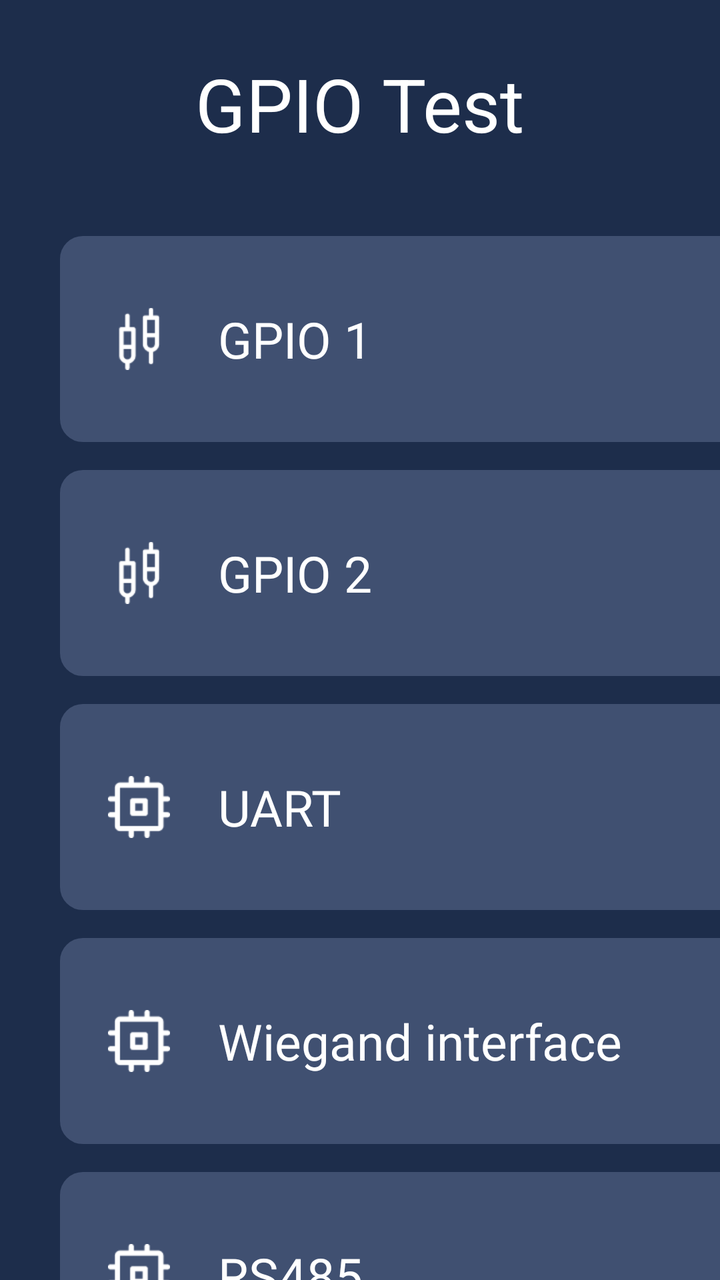
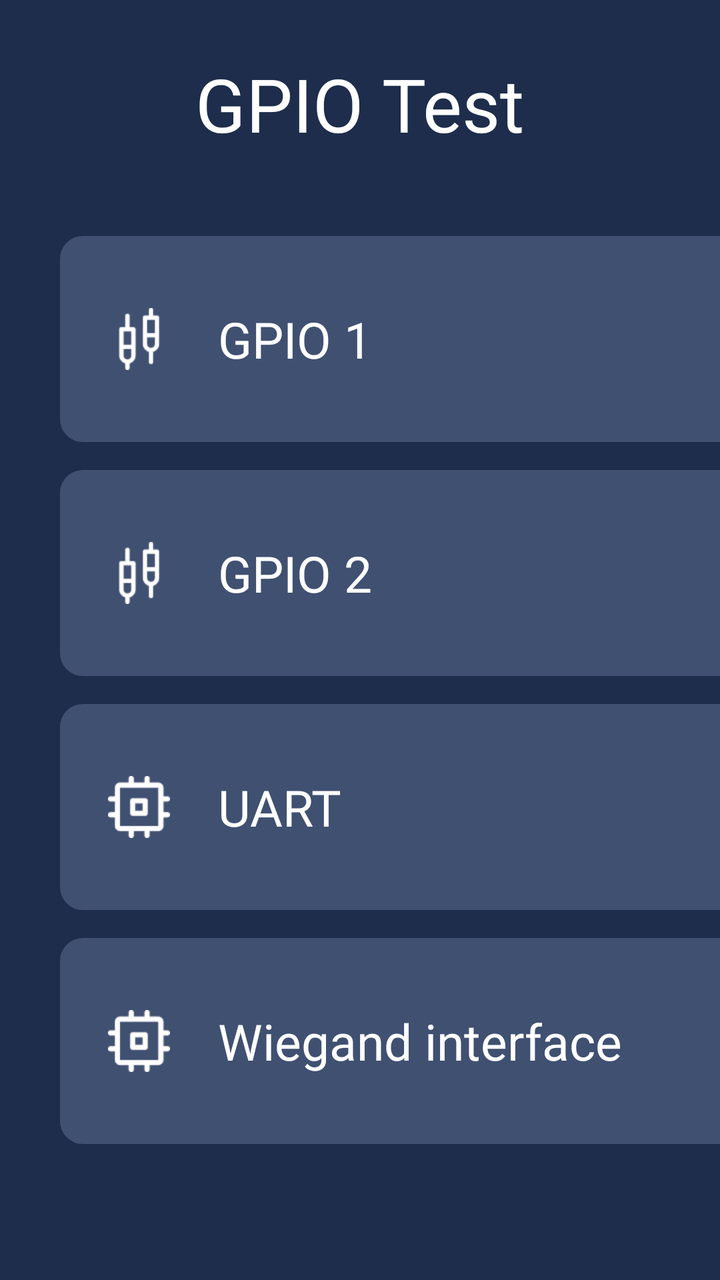

Screens rendered from an Android XML layout before and after an edit, with the pre-edit source and the edit as a unified diff.
<!-- AndroidManifest.xml: application theme NoTitle -->
<!-- res/layout/activity_new_gp_ioactivity.xml -->
<?xml version="1.0" encoding="utf-8"?>
<androidx.constraintlayout.widget.ConstraintLayout xmlns:android="http://schemas.android.com/apk/res/android"
    xmlns:app="http://schemas.android.com/apk/res-auto"
    xmlns:tools="http://schemas.android.com/tools"
    android:layout_width="match_parent"
    android:layout_height="match_parent"
    android:background="@color/colorMain"
    tools:context=".ui.activity.GpioActivity">

    <RelativeLayout
        android:id="@+id/relativeLayout2"
        android:layout_width="match_parent"
        android:layout_height="104dp"
        app:layout_constraintEnd_toEndOf="parent"
        app:layout_constraintStart_toStartOf="parent"
        app:layout_constraintTop_toTopOf="parent">

        <TextView
            android:layout_width="wrap_content"
            android:layout_height="wrap_content"
            android:layout_centerInParent="true"
            android:text="@string/GpIO_name_test"
            android:textColor="@color/white"
            android:textSize="37dp" />
    </RelativeLayout>

    <LinearLayout
        android:id="@+id/RelativeL01"
        android:layout_width="wrap_content"
        android:layout_height="wrap_content"
        android:orientation="vertical"
        app:layout_constraintEnd_toEndOf="parent"
        app:layout_constraintStart_toStartOf="parent"
        app:layout_constraintTop_toBottomOf="@+id/relativeLayout2">

        <RelativeLayout
            android:layout_width="870dp"
            android:layout_height="103dp"
            android:layout_marginLeft="30dp"
            android:layout_marginTop="14dp"
            android:background="@drawable/selector_mode_bg"
            android:paddingLeft="24dp"
            android:paddingRight="24dp">

            <ImageView
                android:id="@+id/iv_1"
                android:layout_width="31dp"
                android:layout_height="31dp"
                android:layout_alignParentLeft="true"
                android:layout_centerVertical="true"
                android:src="@drawable/ic_gpio" />

            <TextView
                android:layout_width="wrap_content"
                android:layout_height="wrap_content"
                android:layout_centerVertical="true"
                android:layout_marginLeft="24dp"
                android:layout_toRightOf="@+id/iv_1"
                android:fontFamily="@font/montserrat_regular"
                android:text="GPIO 1"
                android:textColor="@color/white"
                android:textSize="25dp" />

            <Button
                android:id="@+id/bt_gpio1_close"
                android:layout_width="150dp"
                android:layout_height="55dp"
                android:layout_alignParentRight="true"
                android:layout_centerVertical="true"
                android:background="@drawable/r_button_bg"
                android:fontFamily="@font/montserrat_regular"
                android:text="@string/gpio_close"
                android:textAllCaps="false"
                android:textColor="@color/white"
                android:textSize="21dp" />

            <Button
                android:id="@+id/bt_gpio1_open"
                android:layout_width="150dp"
                android:layout_height="55dp"
                android:layout_centerVertical="true"
                android:layout_marginRight="24dp"
                android:layout_toLeftOf="@+id/bt_gpio1_close"
                android:background="@drawable/r_button_bg"
                android:fontFamily="@font/montserrat_regular"
                android:text="@string/gpio_open"
                android:textAllCaps="false"
                android:textColor="@color/white"
                android:textSize="21dp" />
        </RelativeLayout>
        <RelativeLayout
            android:layout_width="870dp"
            android:layout_height="103dp"
            android:layout_marginLeft="30dp"
            android:layout_marginTop="14dp"
            android:background="@drawable/selector_mode_bg"
            android:paddingLeft="24dp"
            android:paddingRight="24dp">

            <ImageView
                android:id="@+id/iv_2"
                android:layout_width="31dp"
                android:layout_height="31dp"
                android:layout_alignParentLeft="true"
                android:layout_centerVertical="true"
                android:src="@drawable/ic_gpio" />

            <TextView
                android:layout_width="wrap_content"
                android:layout_height="wrap_content"
                android:layout_centerVertical="true"
                android:layout_marginLeft="24dp"
                android:layout_toRightOf="@+id/iv_2"
                android:fontFamily="@font/montserrat_regular"
                android:text="GPIO 2"
                android:textColor="@color/white"
                android:textSize="25dp" />

            <Button
                android:id="@+id/bt_gpio2_close"
                android:layout_width="150dp"
                android:layout_height="55dp"
                android:layout_alignParentRight="true"
                android:layout_centerVertical="true"
                android:background="@drawable/r_button_bg"
                android:fontFamily="@font/montserrat_regular"
                android:text="@string/gpio_close"
                android:textAllCaps="false"
                android:textColor="@color/white"
                android:textSize="21dp" />

            <Button
                android:id="@+id/bt_gpio2_open"
                android:layout_width="150dp"
                android:layout_height="55dp"
                android:layout_centerVertical="true"
                android:layout_marginRight="24dp"
                android:layout_toLeftOf="@+id/bt_gpio2_close"
                android:background="@drawable/r_button_bg"
                android:fontFamily="@font/montserrat_regular"
                android:text="@string/gpio_open"
                android:textAllCaps="false"
                android:textColor="@color/white"
                android:textSize="21dp" />
        </RelativeLayout>
        <RelativeLayout
            android:id="@+id/relative_uart"
            android:layout_width="870dp"
            android:layout_height="103dp"
            android:layout_marginLeft="30dp"
            android:layout_marginTop="14dp"
            android:background="@drawable/selector_mode_bg"
            android:paddingLeft="24dp"
            android:paddingRight="24dp">

            <ImageView
                android:id="@+id/iv_32"
                android:layout_width="31dp"
                android:layout_height="31dp"
                android:layout_alignParentLeft="true"
                android:layout_centerVertical="true"
                android:src="@drawable/ic_chips" />

            <TextView
                android:layout_width="wrap_content"
                android:layout_height="wrap_content"
                android:layout_centerVertical="true"
                android:layout_marginLeft="24dp"
                android:layout_toRightOf="@+id/iv_32"
                android:fontFamily="@font/montserrat_regular"
                android:text="@string/uart"
                android:textColor="@color/white"
                android:textSize="25dp" />

            <Button
                android:id="@+id/bt_uart"
                android:layout_width="191dp"
                android:layout_height="55dp"
                android:layout_alignParentRight="true"
                android:layout_centerVertical="true"
                android:background="@drawable/r_button_bg"
                android:fontFamily="@font/montserrat_regular"
                android:text="@string/open_port"
                android:textAllCaps="false"
                android:textColor="@color/white"
                android:textSize="21dp" />
        </RelativeLayout>
        <RelativeLayout
            android:id="@+id/relative_wiegand"
            android:layout_width="870dp"
            android:layout_height="103dp"
            android:layout_marginLeft="30dp"
            android:layout_marginTop="14dp"
            android:background="@drawable/selector_mode_bg"
            android:paddingLeft="24dp"
            android:paddingRight="24dp">

            <ImageView
                android:id="@+id/iv_31"
                android:layout_width="31dp"
                android:layout_height="31dp"
                android:layout_alignParentLeft="true"
                android:layout_centerVertical="true"
                android:src="@drawable/ic_chips" />

            <TextView
                android:layout_width="wrap_content"
                android:layout_height="wrap_content"
                android:layout_centerVertical="true"
                android:layout_marginLeft="24dp"
                android:layout_toRightOf="@+id/iv_31"
                android:fontFamily="@font/montserrat_regular"
                android:text="@string/wiegand_interface"
                android:textColor="@color/white"
                android:textSize="25dp" />

            <Button
                android:id="@+id/bt_uart1"
                android:layout_width="191dp"
                android:layout_height="55dp"
                android:layout_alignParentRight="true"
                android:layout_centerVertical="true"
                android:background="@drawable/r_button_bg"
                android:fontFamily="@font/montserrat_regular"
                android:text="@string/open_port"
                android:textAllCaps="false"
                android:textColor="@color/white"
                android:textSize="21dp" />
        </RelativeLayout>
        <RelativeLayout
            android:layout_width="870dp"
            android:layout_height="103dp"
            android:layout_marginLeft="30dp"
            android:layout_marginTop="14dp"
            android:paddingLeft="24dp"
            android:paddingRight="24dp"
            android:background="@drawable/selector_mode_bg">
            <ImageView
                android:id="@+id/iv_3"
                android:layout_width="31dp"
                android:layout_height="31dp"
                android:layout_centerVertical="true"
                android:layout_alignParentLeft="true"
                android:src="@drawable/ic_chips"/>

            <TextView
                android:layout_width="wrap_content"
                android:layout_height="wrap_content"
                android:layout_centerVertical="true"
                android:layout_marginLeft="24dp"
                android:layout_toRightOf="@+id/iv_3"
                android:fontFamily="@font/montserrat_regular"
                android:text="@string/rs485"
                android:textColor="@color/white"
                android:textSize="25dp" />

            <Button
                android:id="@+id/bt_485"
                android:layout_width="191dp"
                android:layout_height="55dp"
                android:background="@drawable/r_button_bg"
                android:layout_centerVertical="true"
                android:layout_alignParentRight="true"
                android:textSize="21dp"
                android:fontFamily="@font/montserrat_regular"
                android:textAllCaps="false"
                android:textColor="@color/white"
                android:text="@string/open_port"/>
        </RelativeLayout>
    </LinearLayout>

    <RelativeLayout
        android:layout_width="870dp"
        android:layout_height="wrap_content"
        android:layout_marginTop="20dp"
        app:layout_constraintEnd_toEndOf="parent"
        app:layout_constraintLeft_toLeftOf="parent"
        app:layout_constraintLeft_toRightOf="parent"
        app:layout_constraintStart_toStartOf="parent"
        app:layout_constraintTop_toBottomOf="@+id/RelativeL01"
        tools:ignore="MissingConstraints">


        <Button
            android:id="@+id/through_bu"
            android:layout_width="121dp"
            android:layout_height="55dp"
            android:layout_alignParentEnd="true"
            android:background="@drawable/r_button_bg"
            android:text="@string/NEXTBUTTON"
            android:textAllCaps="false"
            android:textColor="@color/white"
            android:textSize="21dp"
            tools:ignore="InOrdpUsage" />


    </RelativeLayout>

</androidx.constraintlayout.widget.ConstraintLayout>
<!-- resources referenced by this layout -->
<resources>
  <color name="colorMain">#1D2D4B</color>
  <color name="white">#FFFFFFFF</color>
  <!-- drawable ic_chips: png bitmap (drawable, 814 bytes) -->
  <!-- drawable ic_gpio: png bitmap (drawable, 787 bytes) -->
  <!-- drawable r_button_bg (drawable) -->
  <?xml version="1.0" encoding="utf-8"?>
  <shape
      xmlns:android="http://schemas.android.com/apk/res/android">
      
      <solid
          android:color="@color/colorMainButton" />
      
      <stroke
          android:width="1dp"
          android:color="@color/colorMainButton" />
      
      <size android:height="4mm"/>
      
      <corners
          android:radius="7dp"/>
  
  </shape>
  <!-- drawable selector_mode_bg (drawable) -->
  <?xml version="1.0" encoding="utf-8"?>
  <shape
      xmlns:android="http://schemas.android.com/apk/res/android">
      
      <solid
          android:color="@color/colorMainLight" />
      
      <stroke
      android:width="1dp"
      android:color="@color/colorMainLight" />
      
      <size android:height="4dp"/>
      
      <corners
          android:radius="11dp"/>
  
  </shape>
  <string name="GpIO_name_test">GPIO Test</string>
  <string name="NEXTBUTTON">Next</string>
  <string name="gpio_close">Close</string>
  <string name="gpio_open">Open</string>
  <string name="open_port">Open port</string>
  <string name="rs485">RS485</string>
  <string name="uart">UART</string>
  <string name="wiegand_interface">Wiegand interface</string>
  <style name="NoTitle" parent="Theme.AppCompat.Light.NoActionBar">
          <item name="colorPrimary">@color/colorMain</item>
          <item name="colorPrimaryDark">@color/colorMain</item>
          <item name="colorAccent">@color/colorMain</item>
          <item name="android:windowFullscreen">true</item>
          <item name="windowActionBar">false</item>
          <item name="windowNoTitle">true</item>
          <item name="android:textAppearanceListItemSmall">@style/listPopupWindow</item>
      </style>
  <color name="colorMainButton">#0091FF</color>
  <color name="colorMainLight">#405071</color>
  <style name="listPopupWindow">
          <item name="android:textSize">20mm</item>
          <item name="android:fontFamily">@font/montserrat_regular</item>
          <item name="android:textColor">@color/black</item>
      </style>
  <color name="black">#FF000000</color>
</resources>

<!-- the commit's change to res/layout/activity_new_gp_ioactivity.xml (unified diff, before → after) -->
@@ -227,46 +227,7 @@
                 android:textColor="@color/white"
                 android:textSize="21dp" />
         </RelativeLayout>
-        <RelativeLayout
-            android:layout_width="870dp"
-            android:layout_height="103dp"
-            android:layout_marginLeft="30dp"
-            android:layout_marginTop="14dp"
-            android:paddingLeft="24dp"
-            android:paddingRight="24dp"
-            android:background="@drawable/selector_mode_bg">
-            <ImageView
-                android:id="@+id/iv_3"
-                android:layout_width="31dp"
-                android:layout_height="31dp"
-                android:layout_centerVertical="true"
-                android:layout_alignParentLeft="true"
-                android:src="@drawable/ic_chips"/>
-
-            <TextView
-                android:layout_width="wrap_content"
-                android:layout_height="wrap_content"
-                android:layout_centerVertical="true"
-                android:layout_marginLeft="24dp"
-                android:layout_toRightOf="@+id/iv_3"
-                android:fontFamily="@font/montserrat_regular"
-                android:text="@string/rs485"
-                android:textColor="@color/white"
-                android:textSize="25dp" />
-
-            <Button
-                android:id="@+id/bt_485"
-                android:layout_width="191dp"
-                android:layout_height="55dp"
-                android:background="@drawable/r_button_bg"
-                android:layout_centerVertical="true"
-                android:layout_alignParentRight="true"
-                android:textSize="21dp"
-                android:fontFamily="@font/montserrat_regular"
-                android:textAllCaps="false"
-                android:textColor="@color/white"
-                android:text="@string/open_port"/>
-        </RelativeLayout>
+
     </LinearLayout>
 
     <RelativeLayout
<!-- resource entries referenced after the edit -->
@@ -45,7 +45,6 @@
   <string name="gpio_close">Close</string>
   <string name="gpio_open">Open</string>
   <string name="open_port">Open port</string>
-  <string name="rs485">RS485</string>
   <string name="uart">UART</string>
   <string name="wiegand_interface">Wiegand interface</string>
   <style name="NoTitle" parent="Theme.AppCompat.Light.NoActionBar">
